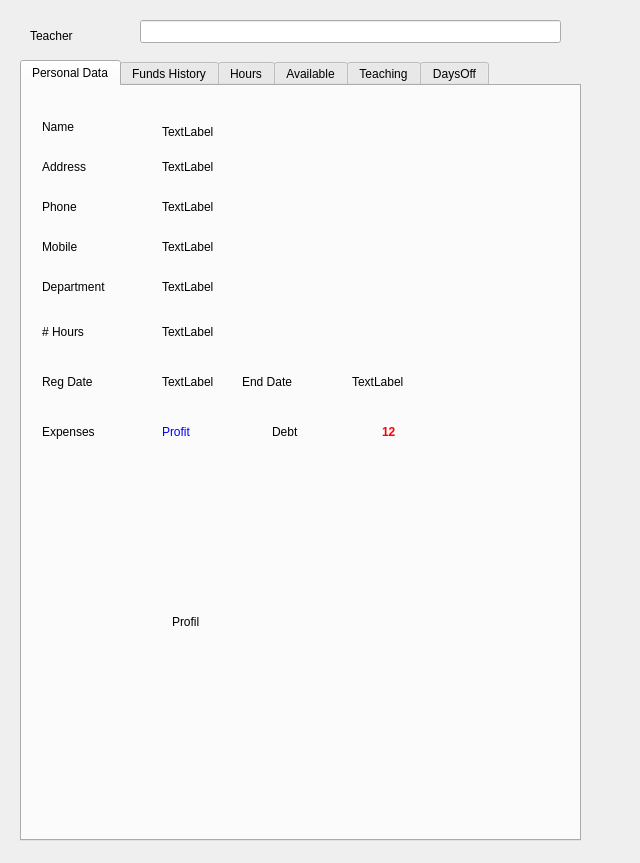
First picture: the form in viewteacherdialog.ui, repository MrRisoni/Gauss, before the edit.
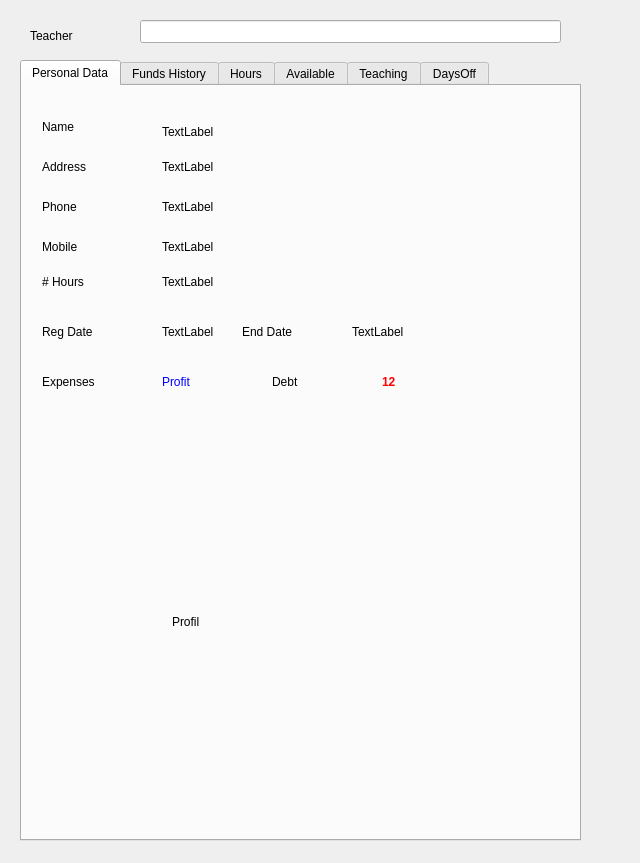
Second picture: the form after the edit. The open tabs and pages were chosen to show the change.

The edit to the form file:
```diff
--- a/viewteacherdialog.ui
+++ b/viewteacherdialog.ui
@@ -59,7 +59,7 @@
      <property name="geometry">
       <rect>
        <x>20</x>
-       <y>330</y>
+       <y>280</y>
        <width>91</width>
        <height>31</height>
       </rect>
@@ -94,19 +94,6 @@
       <string>Phone</string>
      </property>
     </widget>
-    <widget class="QLabel" name="label_5">
-     <property name="geometry">
-      <rect>
-       <x>20</x>
-       <y>180</y>
-       <width>91</width>
-       <height>41</height>
-      </rect>
-     </property>
-     <property name="text">
-      <string>Department</string>
-     </property>
-    </widget>
     <widget class="QLabel" name="label">
      <property name="geometry">
       <rect>
@@ -172,24 +159,11 @@
       <string>TextLabel</string>
      </property>
     </widget>
-    <widget class="QLabel" name="labDepart">
-     <property name="geometry">
-      <rect>
-       <x>140</x>
-       <y>180</y>
-       <width>171</width>
-       <height>41</height>
-      </rect>
-     </property>
-     <property name="text">
-      <string>TextLabel</string>
-     </property>
-    </widget>
     <widget class="QLabel" name="label_9">
      <property name="geometry">
       <rect>
        <x>20</x>
-       <y>230</y>
+       <y>180</y>
        <width>91</width>
        <height>31</height>
       </rect>
@@ -202,7 +176,7 @@
      <property name="geometry">
       <rect>
        <x>140</x>
-       <y>220</y>
+       <y>170</y>
        <width>181</width>
        <height>51</height>
       </rect>
@@ -215,7 +189,7 @@
      <property name="geometry">
       <rect>
        <x>140</x>
-       <y>330</y>
+       <y>280</y>
        <width>91</width>
        <height>31</height>
       </rect>
@@ -292,7 +266,7 @@
      <property name="geometry">
       <rect>
        <x>250</x>
-       <y>330</y>
+       <y>280</y>
        <width>91</width>
        <height>31</height>
       </rect>
@@ -305,7 +279,7 @@
      <property name="geometry">
       <rect>
        <x>360</x>
-       <y>330</y>
+       <y>280</y>
        <width>141</width>
        <height>31</height>
       </rect>
@@ -428,7 +402,7 @@
      <property name="geometry">
       <rect>
        <x>20</x>
-       <y>280</y>
+       <y>230</y>
        <width>91</width>
        <height>31</height>
       </rect>
@@ -441,7 +415,7 @@
      <property name="geometry">
       <rect>
        <x>140</x>
-       <y>270</y>
+       <y>220</y>
        <width>61</width>
        <height>51</height>
       </rect>
@@ -454,7 +428,7 @@
      <property name="geometry">
       <rect>
        <x>330</x>
-       <y>270</y>
+       <y>220</y>
        <width>91</width>
        <height>51</height>
       </rect>
@@ -467,7 +441,7 @@
      <property name="geometry">
       <rect>
        <x>220</x>
-       <y>280</y>
+       <y>230</y>
        <width>91</width>
        <height>31</height>
       </rect>
```
Left out of the diff: 53 changed lines with no effect on the pictures.
